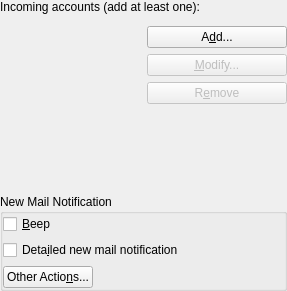
chusopr/kdepim-ktimetracker-akonadi, file kmail/ui/accountspagereceivingtab.ui: the form before one commit.
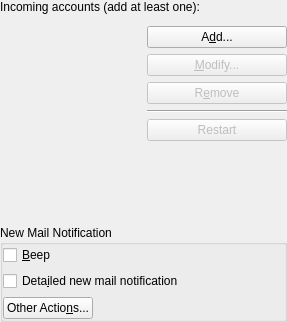
The form after the commit. Custom widgets are drawn as their Qt base class.

Commit message: Allow to restart agent

What changed in the file:
```diff
--- a/kmail/ui/accountspagereceivingtab.ui
+++ b/kmail/ui/accountspagereceivingtab.ui
@@ -7,7 +7,7 @@
     <x>0</x>
     <y>0</y>
     <width>287</width>
-    <height>291</height>
+    <height>322</height>
    </rect>
   </property>
   <layout class="QVBoxLayout" name="verticalLayout_3">
@@ -57,6 +57,23 @@
            </property>
           </widget>
          </item>
+         <item>
+          <widget class="Line" name="line">
+           <property name="orientation">
+            <enum>Qt::Horizontal</enum>
+           </property>
+          </widget>
+         </item>
+         <item>
+          <widget class="KPushButton" name="mRestartAccountButton">
+           <property name="enabled">
+            <bool>false</bool>
+           </property>
+           <property name="text">
+            <string>Restart</string>
+           </property>
+          </widget>
+         </item>
          <item>
           <spacer name="verticalSpacer">
            <property name="orientation">
```
The commit also changes 2 other files.
